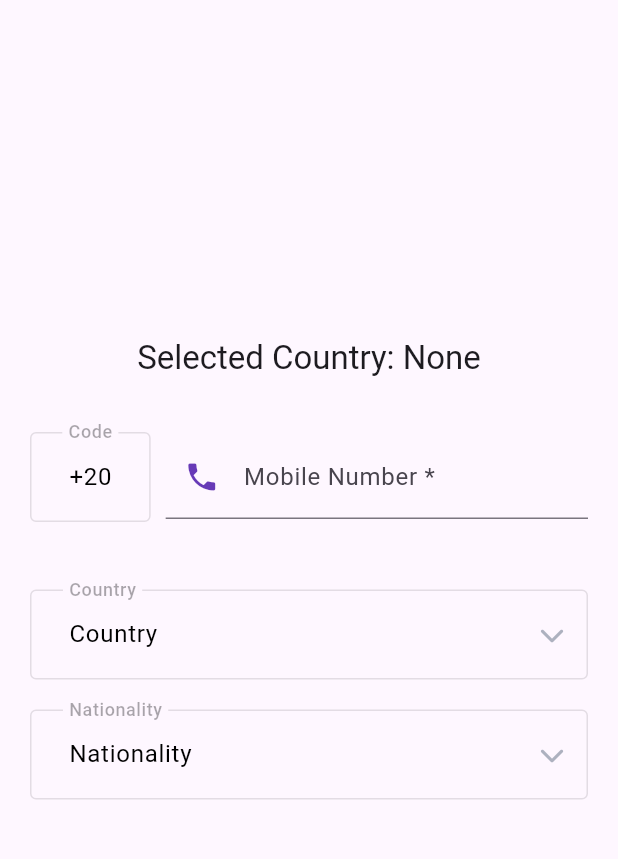
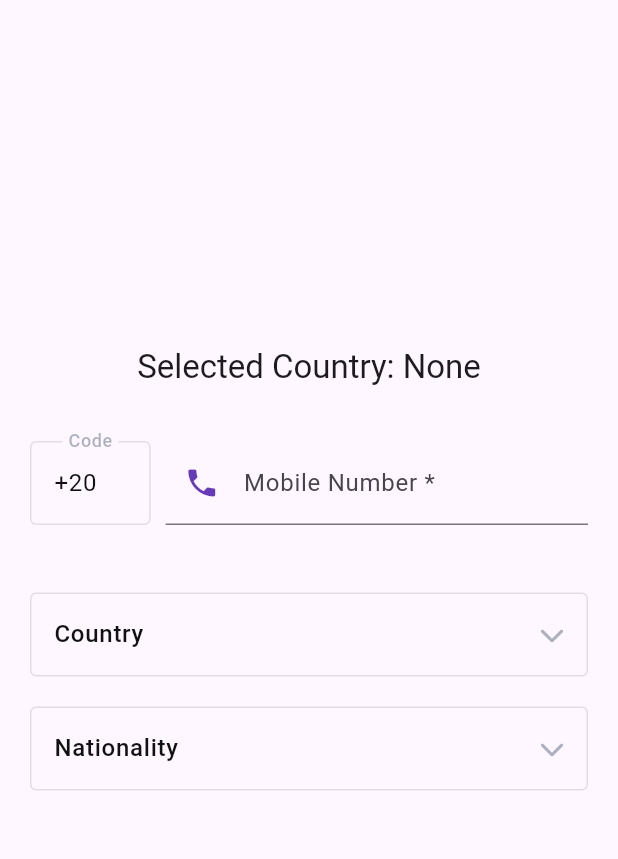
Before and after one commit to MZzzNn/country_info_picker, a Flutter app: the screen it shows after launch, on a phone screen of 412 x 824 dp, the part 84-943 px from its top. Run offline on Flutter 3.47's test engine with Material 3 defaults, Android fonts, the phone set to English and light mode, and no system bars; our stand-ins replace font_awesome_flutter, get.

Commit message:
:recycle: Fix issue with initial selection in CountryInfoPicker widget - Added controller to set initial selection text - Updated initial selection logic to include more criteria for matching

```diff
--- a/lib/src/country_picker.dart
+++ b/lib/src/country_picker.dart
@@ -82,6 +82,7 @@ class CountryInfoPicker extends StatefulWidget {
   // [CountryPickerType] to show the Dialog or Page for selection
   final CountryPickerType countryPickerType;
   final FloatingLabelAlignment? floatingLabelAlignment;
+
   const CountryInfoPicker({
     this.onChanged,
     this.onInit,
@@ -171,20 +172,28 @@ class CountryInfoPickerState extends State<CountryInfoPicker> {
         child: TextFormField(
           enabled: false,
           style: const TextStyle(
-            color: Colors.black,
+            color: Color(0xff111111),
             fontWeight: FontWeight.w400,
           ),
+          controller: TextEditingController()
+            ..text = selectedItem != null
+                ? _getTextValue(selectedItem!, widget.countryPickerType)
+                : '',
           decoration: InputDecoration(
             suffixIcon: widget.suffixIcon,
-            labelText: _getTypeTitle(widget.countryPickerType,context),
-            labelStyle: const TextStyle(fontWeight: FontWeight.w500),
-            floatingLabelAlignment:widget.floatingLabelAlignment,
-            hintText: selectedItem!=null?_getTextValue(selectedItem!,widget.countryPickerType):_getTypeTitle(widget.countryPickerType,context),
-            hintFadeDuration: const Duration(milliseconds: 100),
+            labelText: _getTypeTitle(widget.countryPickerType, context),
+            labelStyle: TextStyle(
+              color: selectedItem != null
+                  ? const Color(0xFF334760).withOpacity(0.4)
+                  : const Color(0xff111111),
+              fontWeight: FontWeight.w500,
+            ),
+            floatingLabelAlignment: widget.floatingLabelAlignment,
+            floatingLabelBehavior: FloatingLabelBehavior.auto,
+            // hintText: selectedItem!=null?_getTextValue(selectedItem!,widget.countryPickerType):_getTypeTitle(widget.countryPickerType,context),            hintFadeDuration: const Duration(milliseconds: 100),
             alignLabelWithHint: true,
-            floatingLabelBehavior: FloatingLabelBehavior.always,
-            hintStyle: const TextStyle(color: Colors.black),
-            contentPadding: const EdgeInsetsDirectional.only(start: 22 ,top: 20, bottom: 16),
+            // hintStyle: const TextStyle(color: Colors.black),
+            // contentPadding: const EdgeInsetsDirectional.only(start: 22 ,top: 20, bottom: 16),
             enabledBorder: const OutlineInputBorder(
               borderSide: BorderSide(width: 0.1, color: Colors.grey),
               borderRadius: BorderRadius.all(Radius.circular(4.0)),
@@ -215,11 +224,13 @@ class CountryInfoPickerState extends State<CountryInfoPicker> {
     if (oldWidget.initialSelection != widget.initialSelection) {
       if (widget.initialSelection != null) {
         selectedItem = elements.firstWhere(
-            (criteria) =>
-                (criteria.code!.toUpperCase() ==
+            (item) =>
+                (item.code!.toUpperCase() ==
                     widget.initialSelection!.toUpperCase()) ||
-                (criteria.dialCode == widget.initialSelection) ||
-                (criteria.name!.toUpperCase() ==
+                (item.dialCode == widget.initialSelection) ||
+                (item.nationality == widget.initialSelection) ||
+                (item.toCountryStringOnly() == widget.initialSelection) ||
+                (item.name!.toUpperCase() ==
                     widget.initialSelection!.toUpperCase()),
             orElse: () => elements[0]);
       }
@@ -237,6 +248,8 @@ class CountryInfoPickerState extends State<CountryInfoPicker> {
               (item.code!.toUpperCase() ==
                   widget.initialSelection!.toUpperCase()) ||
               (item.dialCode == widget.initialSelection) ||
+              (item.nationality == widget.initialSelection) ||
+              (item.toCountryStringOnly() == widget.initialSelection) ||
               (item.name!.toUpperCase() ==
                   widget.initialSelection!.toUpperCase()),
           orElse: () => elements[0]);
@@ -246,11 +259,12 @@ class CountryInfoPickerState extends State<CountryInfoPicker> {
             widget.favorite.firstWhereOrNull((criteria) =>
                 item.code!.toUpperCase() == criteria.toUpperCase() ||
                 item.dialCode == criteria ||
+                item.nationality == criteria ||
+                item.toCountryStringOnly() == criteria ||
                 item.name!.toUpperCase() == criteria.toUpperCase()) !=
             null)
         .toList();
   }
-
 
   void _showCountryCodePicker() {
     if (widget.showPage) {
@@ -323,7 +337,8 @@ void _showCountryCodePickerPage() async {
           var end = Offset.zero;
           var curve = Curves.ease;
 
-        var tween = Tween(begin: begin, end: end).chain(CurveTween(curve: curve));
+          var tween =
+              Tween(begin: begin, end: end).chain(CurveTween(curve: curve));
 
           return SlideTransition(
             position: animation.drive(tween),
@@ -341,6 +356,7 @@ void _showCountryCodePickerPage() async {
       _publishSelection(item);
     }
   }
+
   void _publishSelection(CountryInfoModel countryCode) {
     if (widget.onChanged != null) {
       widget.onChanged!(countryCode);
```
Also changed, not shown: example/pubspec.lock. Lines whose indentation alone changed are shown as unchanged.
